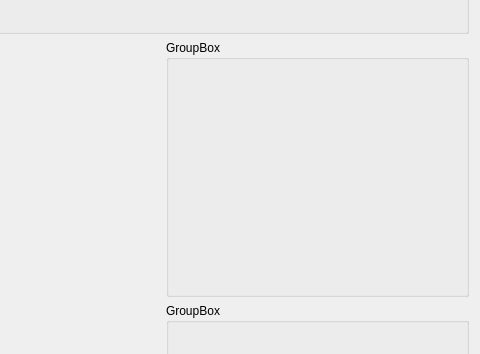
iontrapimperial2/XCon_Imperial_Baking, file XCon_Imperial_Baking_GUI/xcon_imperial_baking.ui: the form before one commit; both pictures show x 792 to 1272 and y 142 to 496 of the 1272 by 735 pixel window.
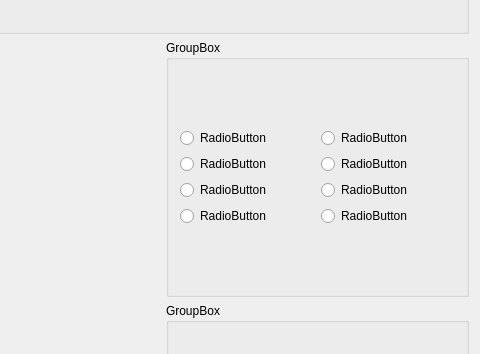
The form after the commit.

Commit message: update in gui for radiobuttons for temp plot

What changed in the file:
```diff
--- a/XCon_Imperial_Baking_GUI/xcon_imperial_baking.ui
+++ b/XCon_Imperial_Baking_GUI/xcon_imperial_baking.ui
@@ -107,6 +107,68 @@
         <property name="title">
          <string>GroupBox</string>
         </property>
+        <layout class="QVBoxLayout" name="verticalLayout_3">
+         <item>
+          <layout class="QGridLayout" name="gridLayout_3">
+           <item row="1" column="1">
+            <widget class="QRadioButton" name="radioButton_ch4">
+             <property name="text">
+              <string>RadioButton</string>
+             </property>
+            </widget>
+           </item>
+           <item row="2" column="1">
+            <widget class="QRadioButton" name="radioButton_ch6">
+             <property name="text">
+              <string>RadioButton</string>
+             </property>
+            </widget>
+           </item>
+           <item row="0" column="1">
+            <widget class="QRadioButton" name="radioButton_ch2">
+             <property name="text">
+              <string>RadioButton</string>
+             </property>
+            </widget>
+           </item>
+           <item row="2" column="0">
+            <widget class="QRadioButton" name="radioButton_ch5">
+             <property name="text">
+              <string>RadioButton</string>
+             </property>
+            </widget>
+           </item>
+           <item row="0" column="0">
+            <widget class="QRadioButton" name="radioButton_ch1">
+             <property name="text">
+              <string>RadioButton</string>
+             </property>
+            </widget>
+           </item>
+           <item row="1" column="0">
+            <widget class="QRadioButton" name="radioButton_ch3">
+             <property name="text">
+              <string>RadioButton</string>
+             </property>
+            </widget>
+           </item>
+           <item row="3" column="0">
+            <widget class="QRadioButton" name="radioButton_ch7">
+             <property name="text">
+              <string>RadioButton</string>
+             </property>
+            </widget>
+           </item>
+           <item row="3" column="1">
+            <widget class="QRadioButton" name="radioButton_ch8">
+             <property name="text">
+              <string>RadioButton</string>
+             </property>
+            </widget>
+           </item>
+          </layout>
+         </item>
+        </layout>
        </widget>
       </item>
       <item row="3" column="0">
```
The commit also changes 5 other files.
